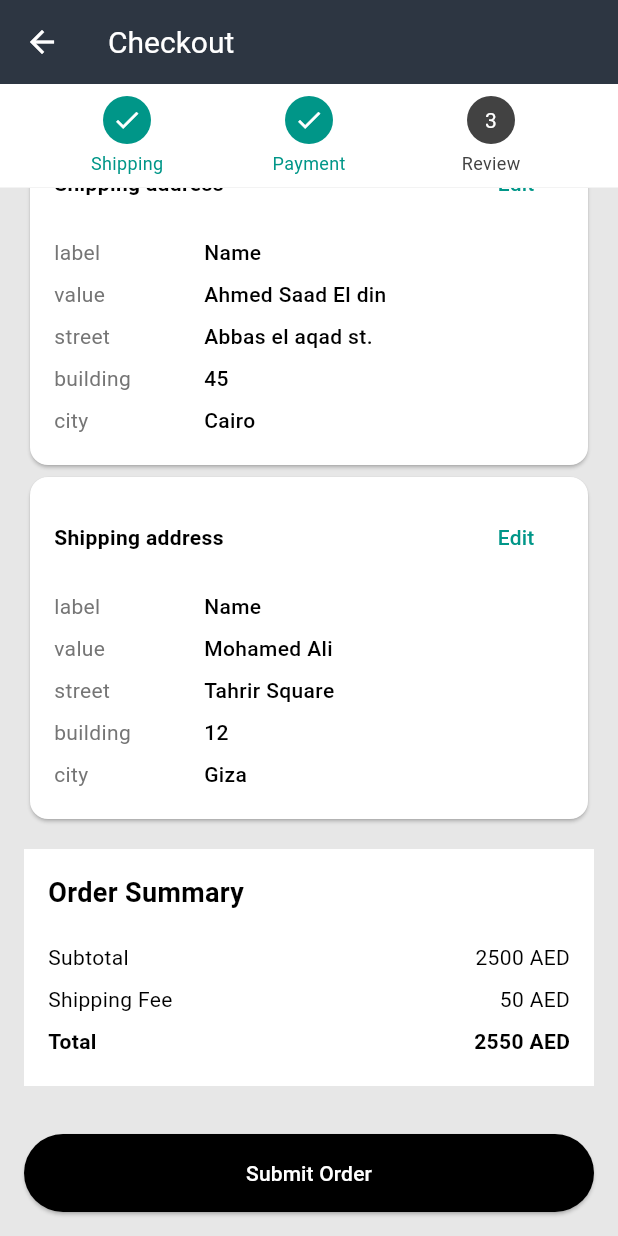
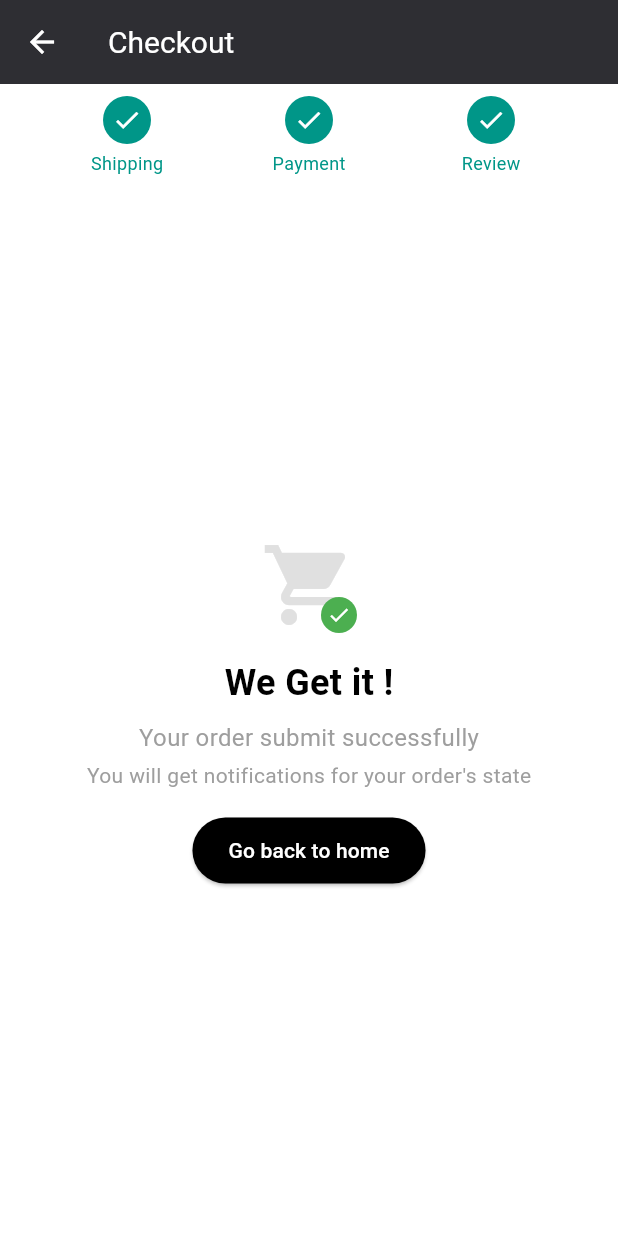
Before and after one commit to zezoamr/obelion-MOOL-flutter, a Flutter app: the CheckoutReviewScreen screen opened directly, scrolled down 483 dp, after a tap on "Submit Order", on a phone screen of 412 x 824 dp. Run offline on Flutter 3.47's test engine with Material 3 defaults, Android fonts, the phone set to English and light mode, and no system bars; our stand-ins replace carousel_slider, flutter_bloc, flutter_svg.

Commit message:
feat checkout done screen

```diff
--- /dev/null
+++ b/flutter_mool/lib/shopping/screens/checkout_done.dart
@@ -0,0 +1,89 @@
+import 'package:flutter/material.dart';
+import 'package:flutter_mool/shopping/widgets/progress_bar_widget.dart';
+
+class CheckoutDoneScreen extends StatelessWidget {
+  @override
+  Widget build(BuildContext context) {
+    return Scaffold(
+      backgroundColor: Colors.white,
+      appBar: AppBar(
+        backgroundColor: const Color.fromARGB(255, 46, 46, 51),
+        title: Text(
+          'Checkout',
+          style: TextStyle(fontSize: 20, color: Colors.white),
+        ),
+        leading: IconButton(
+          icon: Icon(Icons.arrow_back, color: Colors.white),
+          onPressed: () => Navigator.of(context).pop(),
+        ),
+      ),
+      body: Column(
+        children: [
+          ProgressBarWidget(currentStep: 4),
+          Expanded(
+            child: Center(child: OrderSuccessWidget()),
+          ),
+        ],
+      ),
+    );
+  }
+}
+
+class OrderSuccessWidget extends StatelessWidget {
+  const OrderSuccessWidget({Key? key}) : super(key: key);
+
+  @override
+  Widget build(BuildContext context) {
+    return Center(
+      child: Container(
+        padding: const EdgeInsets.all(16),
+        child: Column(
+          mainAxisSize: MainAxisSize.min,
+          children: [
+            Stack(
+              alignment: Alignment.center,
+              children: [
+                Icon(Icons.shopping_cart, size: 64, color: Colors.grey[300]),
+                const Positioned(
+                  right: 0,
+                  bottom: 0,
+                  child: CircleAvatar(
+                    backgroundColor: Colors.green,
+                    radius: 12,
+                    child: Icon(Icons.check, size: 16, color: Colors.white),
+                  ),
+                ),
+              ],
+            ),
+            const SizedBox(height: 16),
+            const Text(
+              'We Get it !',
+              style: TextStyle(fontSize: 24, fontWeight: FontWeight.bold),
+            ),
+            const SizedBox(height: 8),
+            const Text(
+              'Your order submit successfully',
+              style: TextStyle(fontSize: 16, color: Colors.grey),
+            ),
+            const SizedBox(height: 4),
+            const Text(
+              'You will get notifications for your order\'s state',
+              style: TextStyle(fontSize: 14, color: Colors.grey),
+            ),
+            const SizedBox(height: 16),
+            ElevatedButton(
+              onPressed: () {},
+              style: ElevatedButton.styleFrom(
+                backgroundColor: Colors.black,
+                foregroundColor: Colors.white,
+                padding:
+                    const EdgeInsets.symmetric(horizontal: 24, vertical: 12),
+              ),
+              child: const Text('Go back to home'),
+            ),
+          ],
+        ),
+      ),
+    );
+  }
+}
--- a/flutter_mool/lib/shopping/screens/checkout_review_screen.dart
+++ b/flutter_mool/lib/shopping/screens/checkout_review_screen.dart
@@ -1,4 +1,5 @@
 import 'package:flutter/material.dart';
+import 'package:flutter_mool/shopping/screens/checkout_done.dart';
 import 'package:flutter_mool/shopping/widgets/progress_bar_widget.dart';
 
 class CheckoutReviewScreen extends StatelessWidget {
@@ -69,7 +70,7 @@ class CheckoutReviewScreen extends StatelessWidget {
               ),
             ),
           ),
-          _buildSubmitButton(),
+          _buildSubmitButton(context),
         ],
       ),
     );
@@ -158,12 +159,17 @@ class CheckoutReviewScreen extends StatelessWidget {
     );
   }
 
-  Widget _buildSubmitButton() {
+  Widget _buildSubmitButton(BuildContext context) {
     return Container(
       width: double.infinity,
       padding: EdgeInsets.symmetric(horizontal: 16, vertical: 16),
       child: ElevatedButton(
-        onPressed: () {},
+        onPressed: () {
+          Navigator.push(
+            context,
+            MaterialPageRoute(builder: (context) => CheckoutDoneScreen()),
+          );
+        },
         child: Text('Submit Order'),
         style: ElevatedButton.styleFrom(
           backgroundColor: Colors.black,
```
